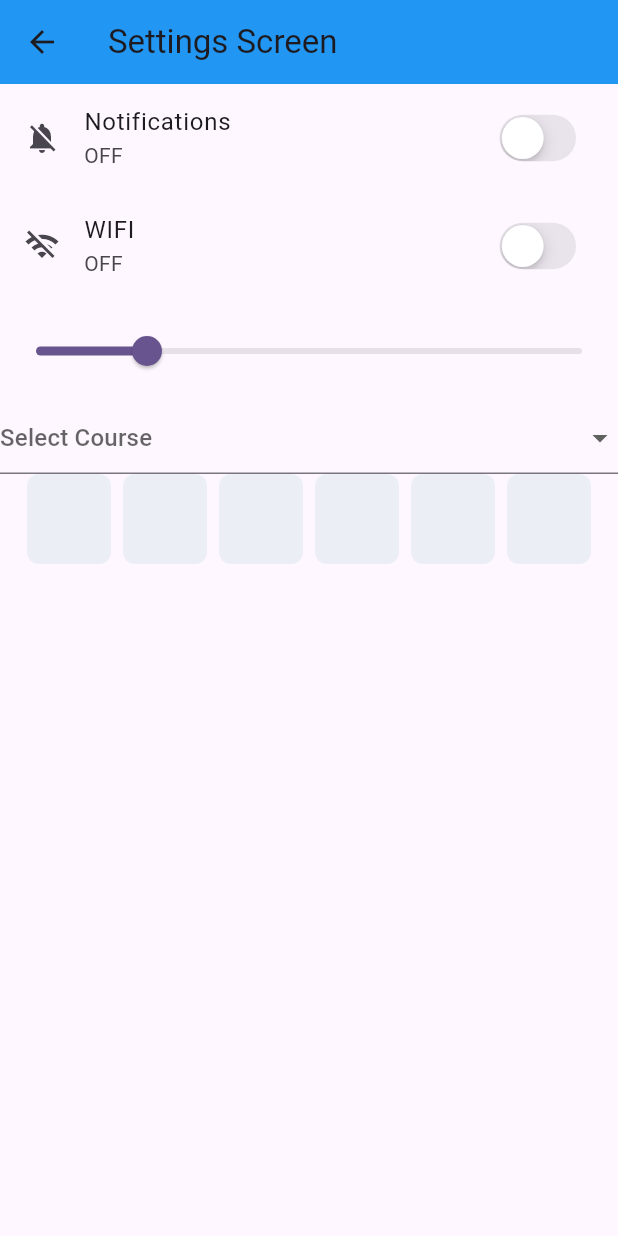
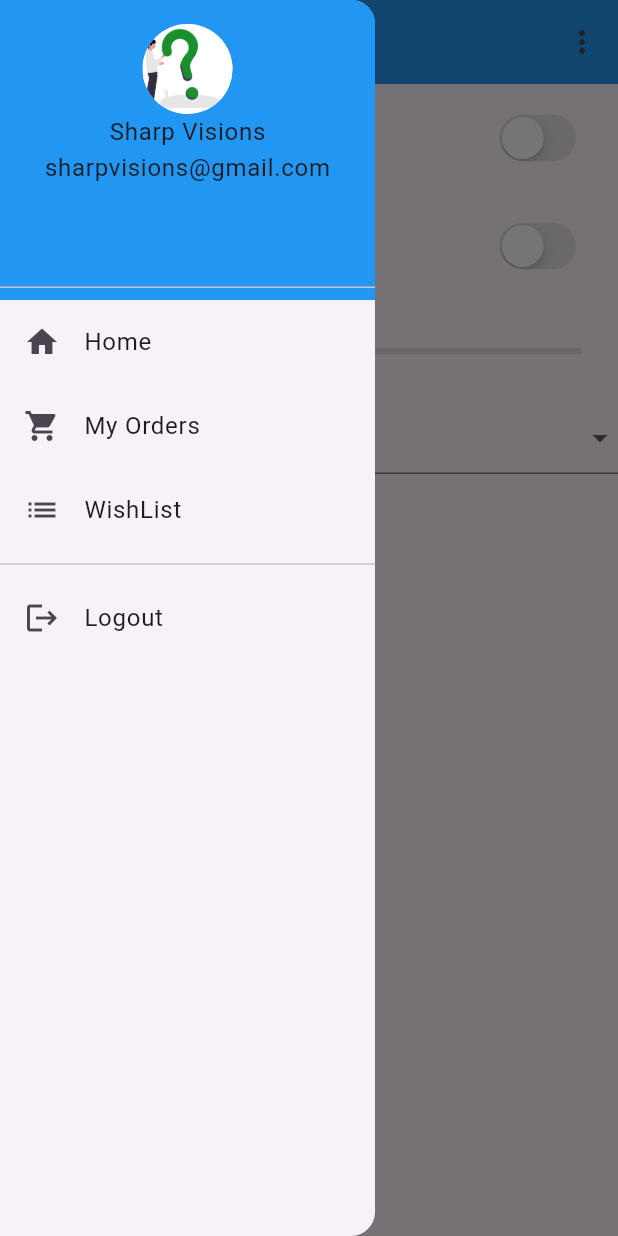
Before and after one commit to AbRehman536/batch_2_flutter, a Flutter app: the SettingsScreen screen opened directly, with the side drawer open (before the commit the screen has no drawer), on a phone screen of 412 x 824 dp. Run offline on Flutter 3.47's test engine with Material 3 defaults, Android fonts, the phone set to English and light mode, and no system bars; drawn by our look-alikes of pinput; our stand-ins replace carousel_slider, device_preview, flutter_screenutil, smooth_page_indicator.

Commit message:
Screen Utils, Drawer, PopUp Done

```diff
--- a/lib/extra/settings.dart
+++ b/lib/extra/settings.dart
@@ -1,3 +1,5 @@
+import 'package:batch_2/constants/app_assets.dart';
+import 'package:batch_2/screens/auth_screens/login_screen.dart';
 import 'package:flutter/cupertino.dart';
 import 'package:flutter/material.dart';
 import 'package:pinput/pinput.dart';
@@ -26,6 +28,36 @@ class _SettingsScreenState extends State<SettingsScreen> {
       appBar: AppBar(
         title: Text("Settings Screen"),
         backgroundColor: Colors.blue,
+        actions: [
+          PopupMenuButton(
+            itemBuilder: (BuildContext context) {
+            return [
+              PopupMenuItem(child: ListTile(
+                leading: Icon(Icons.home),
+                title: Text("Home"),
+                trailing: Text("Ctrl + H"),
+              )),
+              PopupMenuItem(child: ListTile(
+                leading: Icon(Icons.tab),
+                title: Text("New Tab"),
+                trailing: Text("Ctrl + N"),
+              )),
+              PopupMenuItem(child: ListTile(
+                leading: Icon(Icons.settings),
+                title: Text("Settings"),
+                trailing: Text("Ctrl + S"),
+              )),
+              PopupMenuItem(child: ListTile(
+                leading: Icon(Icons.logout),
+                title: Text("Logout"),
+                trailing: Text("Ctrl + L"),
+                onTap: (){
+                  Navigator.pushReplacement(context, MaterialPageRoute(builder: (context)=> LoginScreen()));
+                },
+              )),
+            ];
+          },)
+        ],
       ),
       body: Center(
         child: Column(
@@ -81,14 +113,54 @@ class _SettingsScreenState extends State<SettingsScreen> {
                     selectedCourse = val;
                   });
                 }),
-            Pinput(
-              length: 6,
-              showCursor: true,
-              onCompleted: (value){
-                print(value);
-              },
-            )
+            // Pinput(
+            //   length: 6,
+            //   showCursor: true,
+            //   onCompleted: (value){
+            //     print(value);
+            //   },
+            // )
           ],
+        ),
+      ),
+      drawer: Container(
+        width: 250,
+        child: Drawer(
+          child: ListView(
+            children: [
+              Container(
+                height: 200,
+                color: Colors.blue,
+                child: DrawerHeader(child: Column(
+                  children: [
+                    CircleAvatar(
+                      backgroundImage: AssetImage(AppAssets.onBoarding1),
+                      radius: 30,
+                    ),
+                    Text("Sharp Visions"),
+                    Text("sharpvisions@gmail.com")
+                  ],
+                )),
+              ),
+              ListTile(
+                leading: Icon(Icons.home),
+                title: Text("Home"),
+              ),
+              ListTile(
+                leading: Icon(Icons.shopping_cart),
+                title: Text("My Orders"),
+              ),
+              ListTile(
+                leading: Icon(Icons.list),
+                title: Text("WishList"),
+              ),
+              Divider(),
+              ListTile(
+                leading: Icon(Icons.logout),
+                title: Text("Logout"),
+              ),
+            ],
+          ),
         ),
       ),
     );
--- a/pubspec.yaml
+++ b/pubspec.yaml
@@ -41,6 +41,7 @@ dependencies:
   carousel_slider: ^5.1.2
   pinput: ^7.0.0
   provider:
+  flutter_screenutil: ^5.9.3
 
 dev_dependencies:
   flutter_test:
```
Also changed, not shown: lib/main.dart (+11 -1 lines), lib/screens/auth_screens/login_screen.dart (+12 -11 lines), pubspec.lock.
